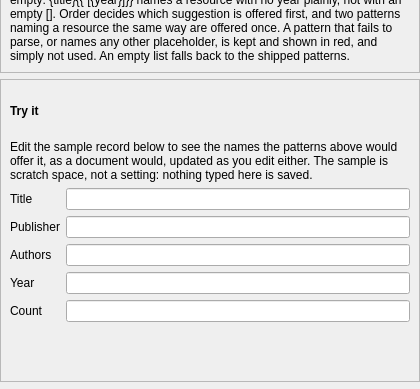
borco/rehuco, file packages/rehuco-agent/src/rehuco_agent/settings/ui/location_templates_page.ui: the form before one commit; both pictures show x 0 to 420 and y 231 to 620 of the 420 by 620 pixel window.
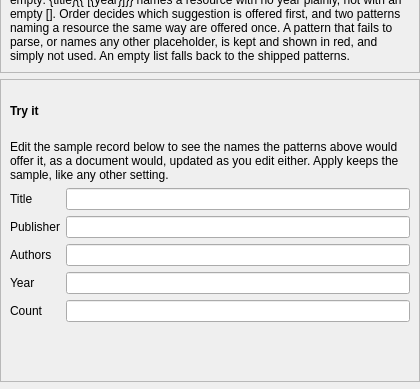
The form after the commit. Custom widgets are drawn as their Qt base class.

Commit message: refs #350: feat: location replacements settings page

The edit to the form file:
```diff
--- a/packages/rehuco-agent/src/rehuco_agent/settings/ui/location_templates_page.ui
+++ b/packages/rehuco-agent/src/rehuco_agent/settings/ui/location_templates_page.ui
@@ -91,7 +91,7 @@
       <item>
        <widget class="WrappingLabel" name="try_it_note_label">
         <property name="text">
-         <string>Edit the sample record below to see the names the patterns above would offer it, as a document would, updated as you edit either. The sample is scratch space, not a setting: nothing typed here is saved.</string>
+         <string>Edit the sample record below to see the names the patterns above would offer it, as a document would, updated as you edit either. Apply keeps the sample, like any other setting.</string>
         </property>
         <property name="wordWrap">
          <bool>true</bool>
```
Left out of the diff: 3 changed lines with no effect on the pictures. The commit also changes 28 other files.
